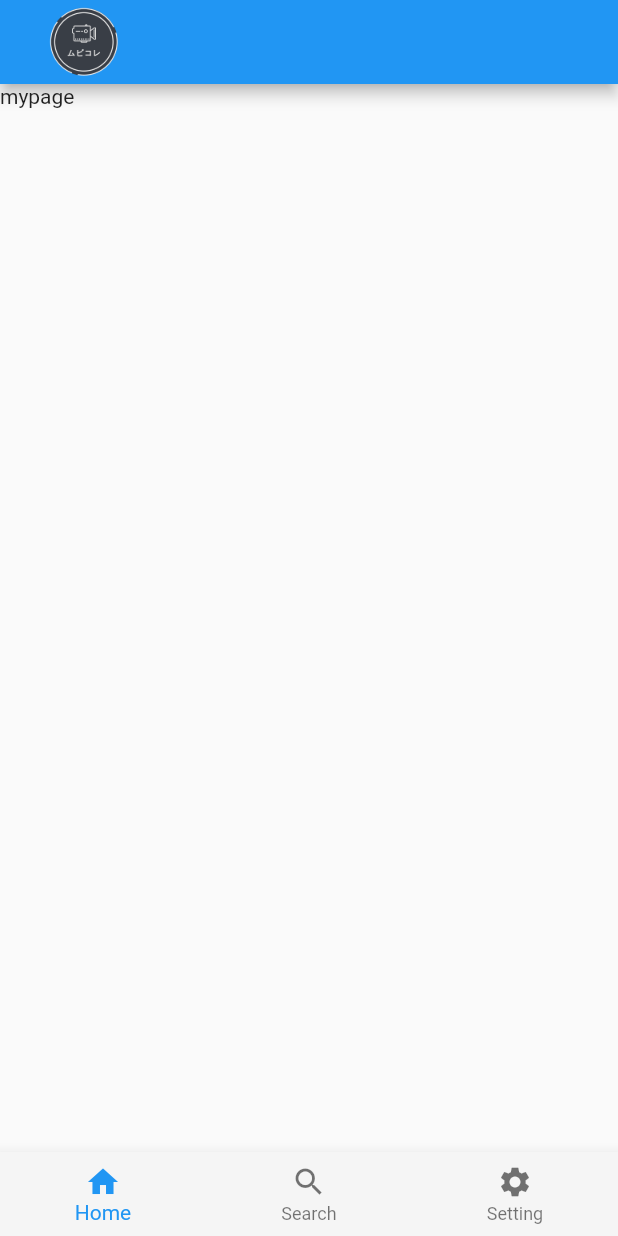
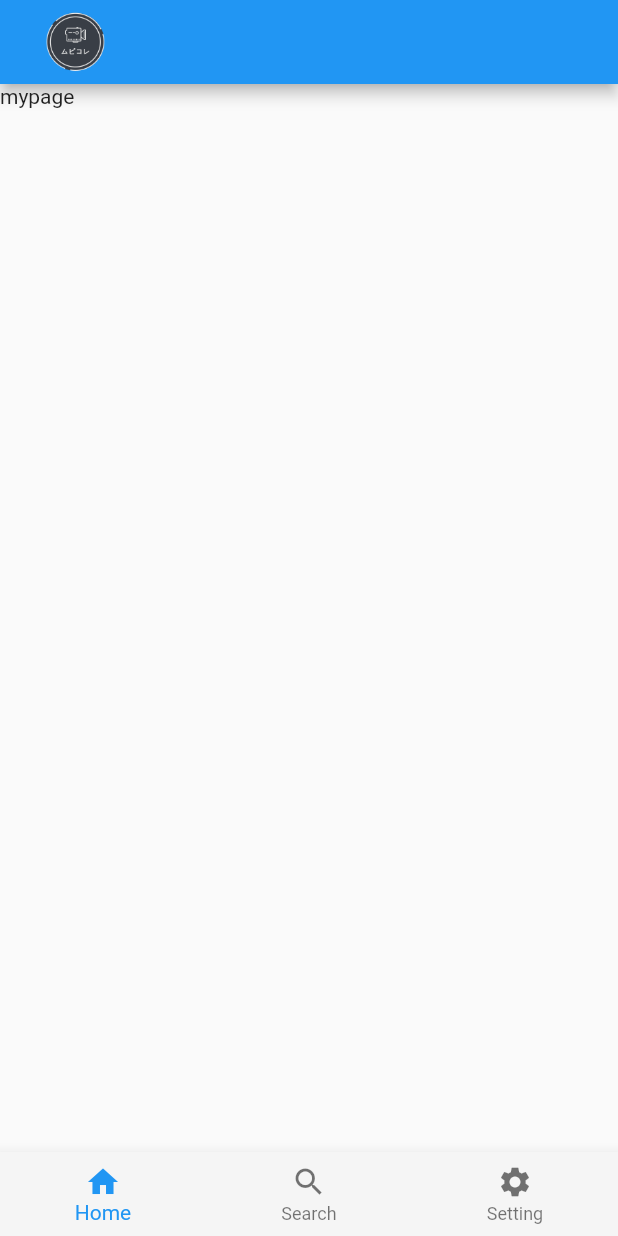
Before and after one commit to atsuki-uenishi/movicolle, a Flutter app: the screen it shows after launch, on a phone screen of 412 x 824 dp. Run offline on Flutter 3.47's test engine with Material 2 defaults, Android fonts, the phone set to English and light mode, and no system bars; our stand-ins replace flutter_screenutil.

Commit message:
screenuil導入

```diff
--- a/lib/main.dart
+++ b/lib/main.dart
@@ -3,6 +3,7 @@ import 'package:movicolle/screens/mypage_screen.dart';
 import 'package:movicolle/screens/setting_screen.dart';
 import 'screens/home_screen.dart';
 import 'screens/search_screen.dart';
+import 'package:flutter_screenutil/flutter_screenutil.dart';
 
 void main() => runApp(MoviColle());
 
--- a/lib/screens/home_screen.dart
+++ b/lib/screens/home_screen.dart
@@ -2,6 +2,7 @@ import 'package:flutter/material.dart';
 import 'search_screen.dart';
 import 'mypage_screen.dart';
 import 'setting_screen.dart';
+import 'package:flutter_screenutil/flutter_screenutil.dart';
 
 class HomeScreen extends StatefulWidget {
   const HomeScreen({Key? key}) : super(key: key);
@@ -22,12 +23,22 @@ class _HomeScreenState extends State<HomeScreen> {
 
   @override
   Widget build(BuildContext context) {
+    ScreenUtil.init(
+      BoxConstraints(
+        maxHeight: MediaQuery.of(context).size.height,
+        maxWidth: MediaQuery.of(context).size.width,
+      ),
+      designSize: Size(360, 690),
+      context: context,
+      minTextAdapt: true,
+    );
+
     return Scaffold(
       appBar: AppBar(
         title: Image.asset(
           'assets/images/logo.png',
-          height: 80,
-          width: 80,
+          height: 60.h,
+          width: 60.w,
         ),
       ),
       body: _pages[_selectedIndex],
--- a/pubspec.yaml
+++ b/pubspec.yaml
@@ -45,6 +45,7 @@ dev_dependencies:
   # package. See that file for information about deactivating specific lint
   # rules and activating additional ones.
   flutter_lints: ^1.0.0
+  flutter_screenutil: ^5.3.1
 
 # For information on the generic Dart part of this file, see the
 # following page: https://dart.dev/tools/pub/pubspec
```
Also changed, not shown: pubspec.lock.
